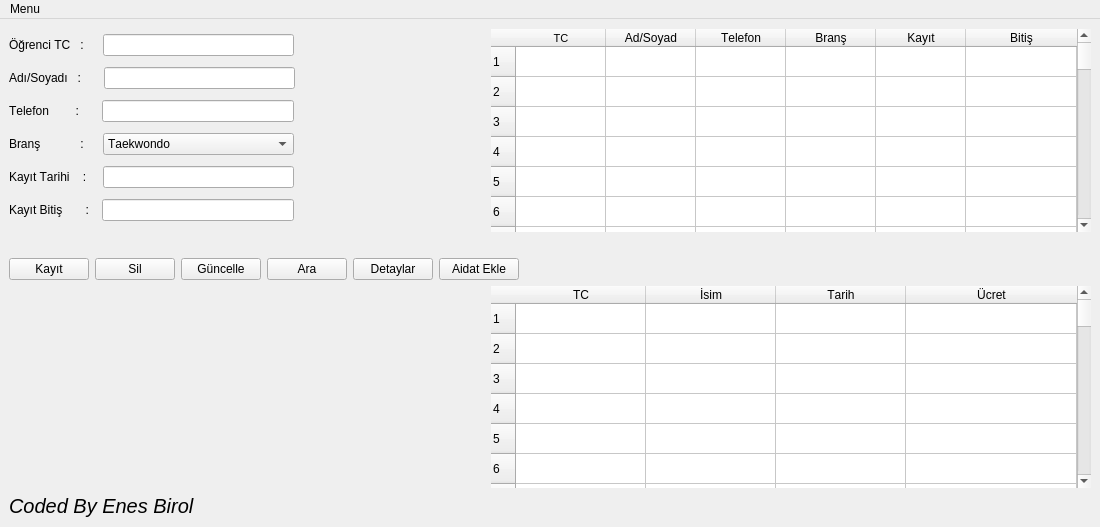
The window that main.ui (enesbirool/Gym_Management_System_mxsoftware) describes before a commit, drawn with Qt 5.
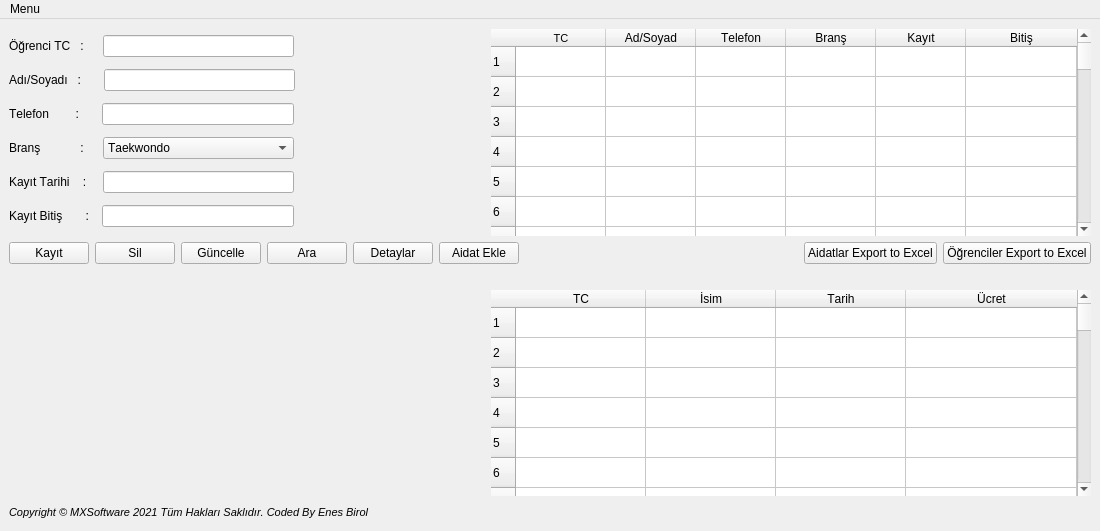
The same window after the commit. Icons and pictures are not drawn.

The edit to the form file:
```diff
--- a/main.ui
+++ b/main.ui
@@ -10,7 +10,7 @@
     <x>0</x>
     <y>0</y>
     <width>1100</width>
-    <height>527</height>
+    <height>531</height>
    </rect>
   </property>
   <property name="minimumSize">
@@ -62,6 +62,9 @@
     </property>
     <item>
      <layout class="QHBoxLayout" name="horizontalLayout_6">
+      <property name="bottomMargin">
+       <number>0</number>
+      </property>
       <item>
        <layout class="QVBoxLayout" name="verticalLayout">
         <property name="bottomMargin">
@@ -488,13 +491,6 @@
       </item>
      </layout>
     </item>
-    <item>
-     <widget class="QLabel" name="label_7">
-      <property name="text">
-       <string/>
-      </property>
-     </widget>
-    </item>
     <item>
      <layout class="QHBoxLayout" name="horizontalLayout_9">
       <property name="bottomMargin">
@@ -555,8 +551,35 @@
         </property>
        </spacer>
       </item>
+      <item>
+       <widget class="QPushButton" name="aidat_export_button">
+        <property name="text">
+         <string>Aidatlar Export to Excel</string>
+        </property>
+       </widget>
+      </item>
+      <item>
+       <widget class="QPushButton" name="ogr_export_button">
+        <property name="sizePolicy">
+         <sizepolicy hsizetype="Fixed" vsizetype="Fixed">
+          <horstretch>0</horstretch>
+          <verstretch>0</verstretch>
+         </sizepolicy>
+        </property>
+        <property name="text">
+         <string>Öğrenciler Export to Excel</string>
+        </property>
+       </widget>
+      </item>
      </layout>
     </item>
+    <item>
+     <widget class="QLabel" name="label_7">
+      <property name="text">
+       <string/>
+      </property>
+     </widget>
+    </item>
     <item>
      <layout class="QHBoxLayout" name="horizontalLayout_8">
       <property name="bottomMargin">
@@ -817,7 +840,7 @@
        <widget class="QLabel" name="label_9">
         <property name="font">
          <font>
-          <pointsize>15</pointsize>
+          <pointsize>8</pointsize>
           <weight>50</weight>
           <italic>true</italic>
           <bold>false</bold>
@@ -825,7 +848,7 @@
          </font>
         </property>
         <property name="text">
-         <string>Coded By Enes Birol</string>
+         <string>Copyright © MXSoftware 2021 Tüm Hakları Saklıdır. Coded By Enes Birol</string>
         </property>
        </widget>
       </item>
```
Left out of the diff: 36 changed lines with no effect on the pictures.
